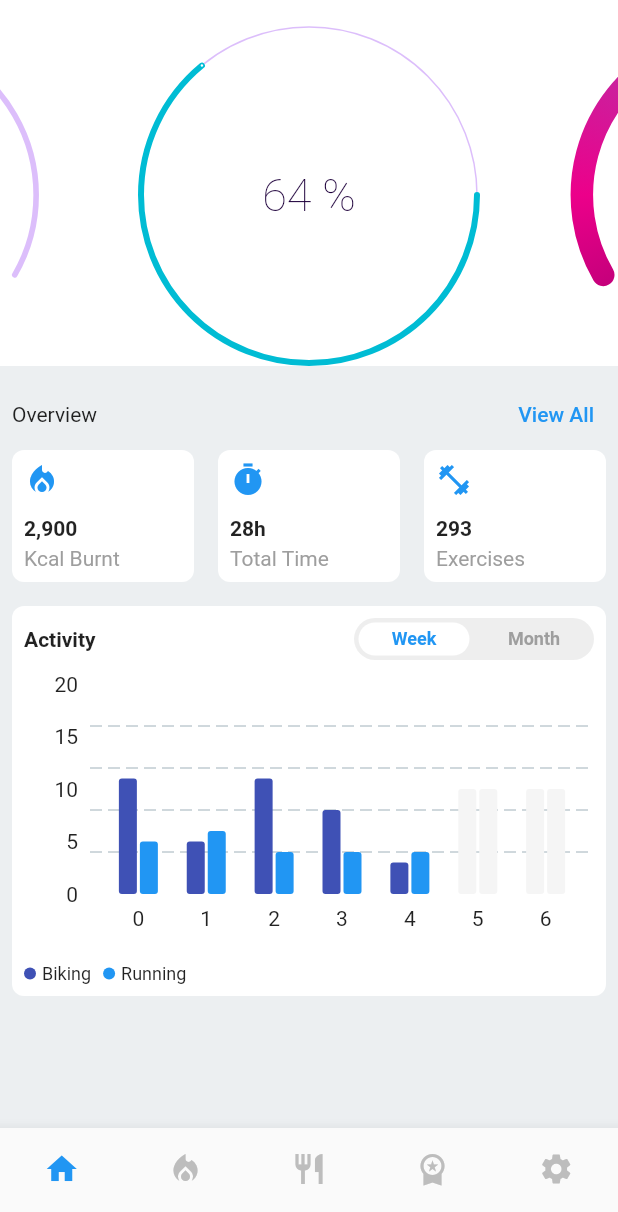
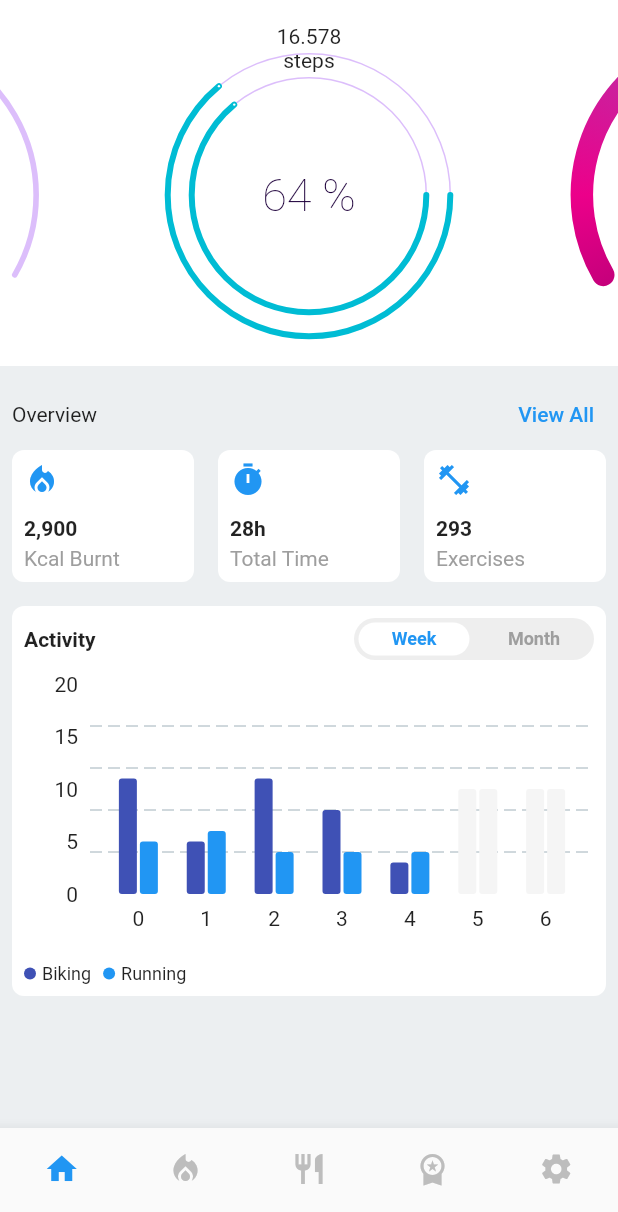
Before and after one commit to JAICHANGPARK/flutter_notebook_19th_story, a Flutter app: the FitnessMobileMainPage screen opened directly, on a phone screen of 412 x 824 dp, the part 24-1236 px from its top. Run offline on Flutter 3.47's test engine with Material 2 defaults, Android fonts, the phone set to English and light mode, and no system bars; drawn by our look-alikes of fl_chart, sleek_circular_slider; our stand-ins replace bubble_tab_indicator, cached_network_image, countup, flutter_riverpod, freezed_annotation, smooth_page_indicator and 1 more; network calls fail.

Commit message:
Update fitness_home_widget.dart

```diff
--- a/lib/ep1143_fitness_mobile_app/src/ui/widget/fitness_home_widget.dart
+++ b/lib/ep1143_fitness_mobile_app/src/ui/widget/fitness_home_widget.dart
@@ -38,11 +38,41 @@ class _FitnessHomeWidgetState extends State<FitnessHomeWidget> {
                   controller: _pageController,
                   children: [
                     SleekCircularSlider(),
-                    Stack(
+                    SizedBox(
+                      height: 240,
+                      width: 240,
+                      child: Stack(
                         children: [
                           Positioned(
-                          left: 0,
-                          right: 0,
+                            left: 64,
+                            right: 64,
+                            bottom: 0,
+                            top: 0,
+                            child: SleekCircularSlider(
+                              appearance: CircularSliderAppearance(
+                                angleRange: 360.0,
+                                startAngle: 0,
+                                customWidths: CustomSliderWidths(progressBarWidth: 4),
+                                customColors: CustomSliderColors(
+                                  progressBarColor: Colors.cyan,
+                                ),
+                              ),
+                              innerWidget: (p){
+                                return Column(
+                                  children: [
+                                    Text("16.578"),
+                                    Text("steps")
+                                  ],
+                                );
+                              },
+                              max: 100,
+                              min: 0,
+                              initialValue: 64,
+                            ),
+                          ),
+                          Positioned(
+                            left: 48,
+                            right: 48,
                             bottom: 0,
                             top: 0,
                             child: SleekCircularSlider(
@@ -60,6 +90,7 @@ class _FitnessHomeWidgetState extends State<FitnessHomeWidget> {
                             ),
                           ),
                         ],
+                      ),
                     ),
                     SleekCircularSlider(),
                   ],
```
Lines whose indentation alone changed are shown as unchanged.
